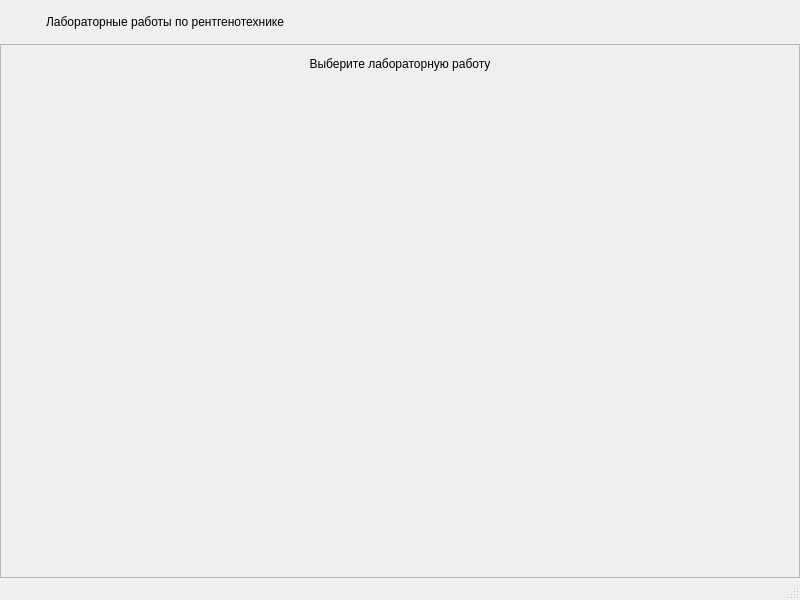
Granik115/Xray_labs, file ui/main_window.ui: the form before one commit.
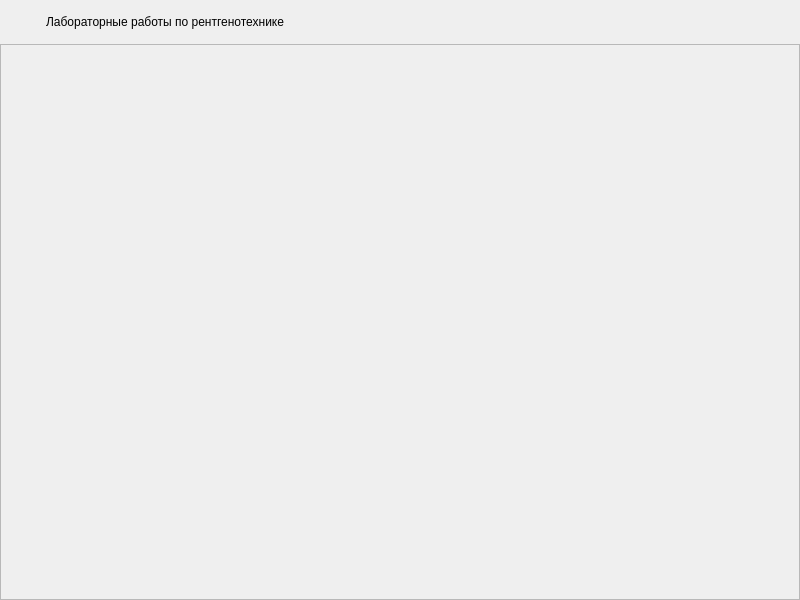
The form after the commit.

Commit message: v0.0.2: UI improvements, single image panel, fix JPEG crash, window stacking

Patch:
```diff
--- a/ui/main_window.ui
+++ b/ui/main_window.ui
@@ -132,16 +132,6 @@
        <property name="bottomMargin">
         <number>12</number>
        </property>
-       <item>
-        <widget class="QLabel" name="labsHeaderLabel">
-         <property name="text">
-          <string>Выберите лабораторную работу</string>
-         </property>
-         <property name="alignment">
-          <set>Qt::AlignCenter</set>
-         </property>
-        </widget>
-       </item>
        <item>
         <widget class="QScrollArea" name="labsScrollArea">
          <property name="widgetResizable">
@@ -157,25 +147,11 @@
          </widget>
         </widget>
        </item>
-       <item>
-        <spacer name="bottomSpacer">
-         <property name="orientation">
-          <enum>Qt::Vertical</enum>
-         </property>
-         <property name="sizeHint" stdset="0">
-          <size>
-           <width>20</width>
-           <height>20</height>
-          </size>
-         </property>
-        </spacer>
-       </item>
       </layout>
      </widget>
     </item>
    </layout>
   </widget>
-  <widget class="QStatusBar" name="statusbar"/>
  </widget>
  <resources/>
  <connections/>
```
Left out of the diff: 6 changed lines with no effect on the pictures. The commit also changes 7 other files.
